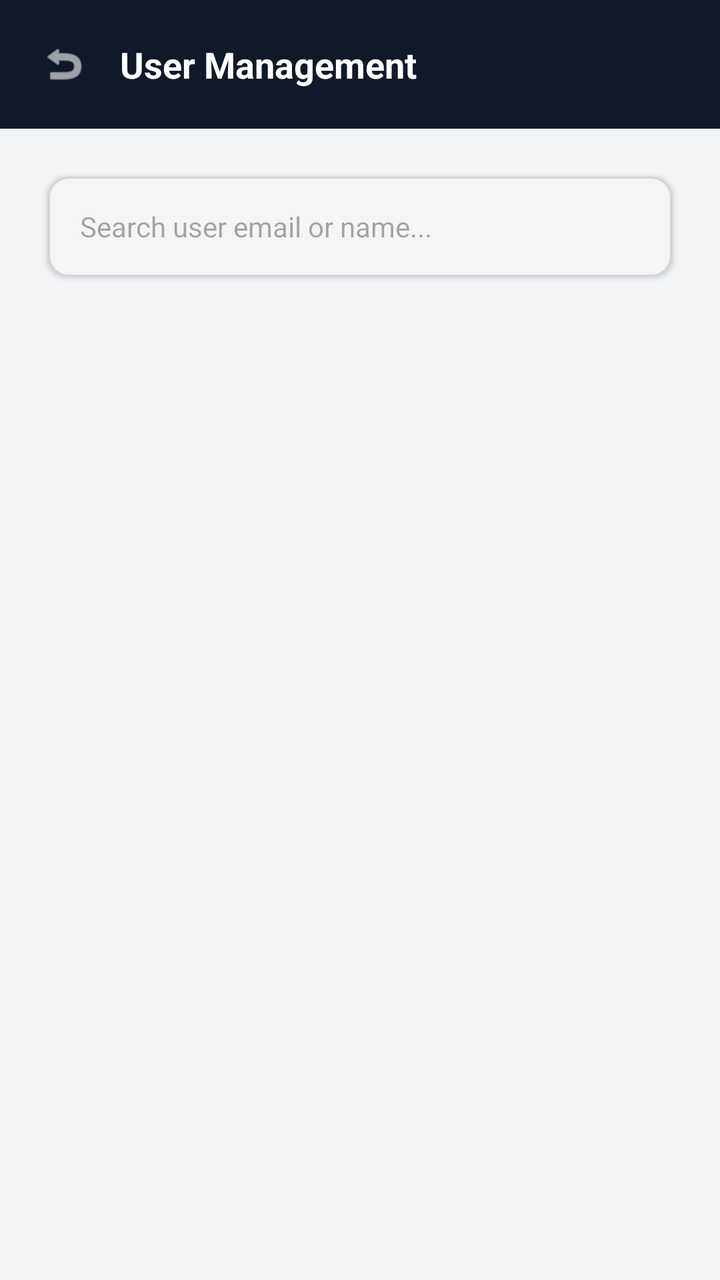
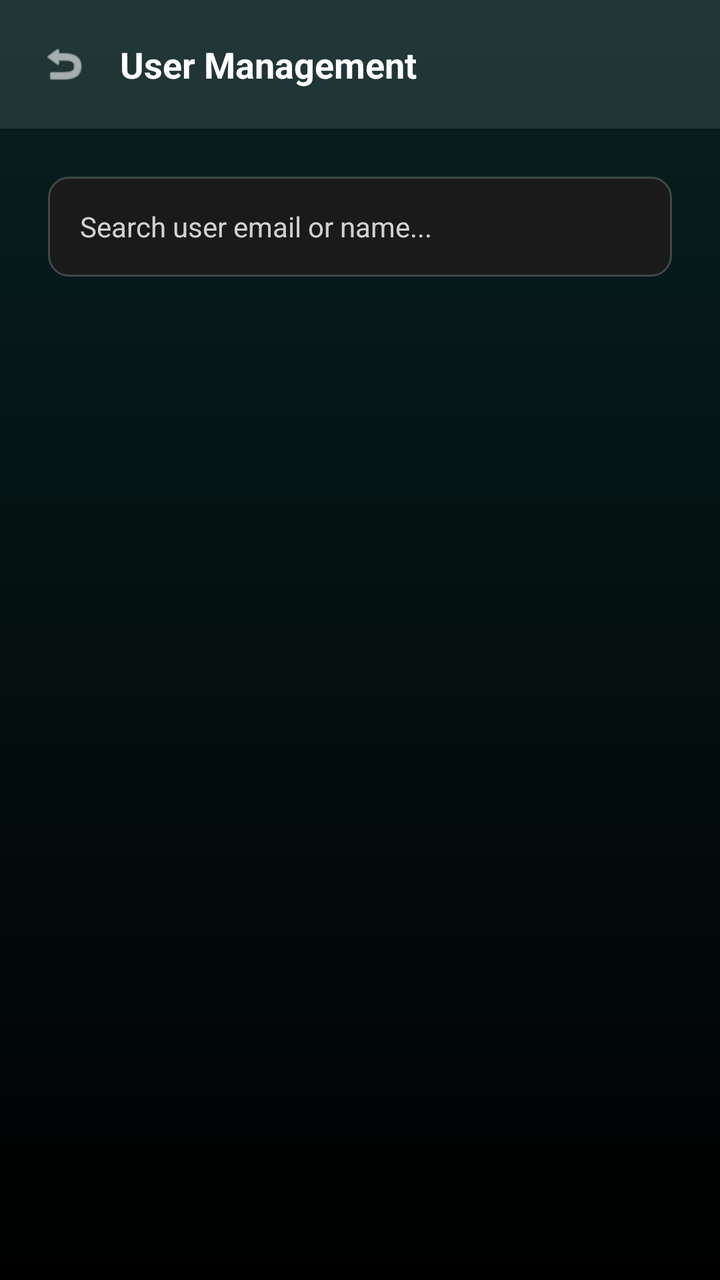

The first picture is an Android layout as it rendered before a commit; the second is the same layout after the commit. The layout source and the unified diff follow.
<!-- AndroidManifest.xml: application theme Theme.CampusConnectProject -->
<!-- res/layout/activity_manage_user.xml -->
<?xml version="1.0" encoding="utf-8"?>
<androidx.constraintlayout.widget.ConstraintLayout
    xmlns:android="http://schemas.android.com/apk/res/android"
    xmlns:app="http://schemas.android.com/apk/res-auto"
    android:layout_width="match_parent"
    android:layout_height="match_parent"
    android:background="#F3F4F6">

    <LinearLayout
        android:id="@+id/headerManageUser"
        android:layout_width="match_parent"
        android:layout_height="wrap_content"
        android:background="#111827"
        android:orientation="horizontal"
        android:padding="20dp"
        android:gravity="center_vertical"
        app:layout_constraintTop_toTopOf="parent">

        <ImageView
            android:id="@+id/btnBackManageUser"
            android:layout_width="24dp"
            android:layout_height="24dp"
            android:src="@android:drawable/ic_menu_revert"
            app:tint="#FFFFFF" />

        <TextView
            android:layout_width="wrap_content"
            android:layout_height="wrap_content"
            android:layout_marginStart="16dp"
            android:text="User Management"
            android:textColor="#FFFFFF"
            android:textSize="18sp"
            android:textStyle="bold" />
    </LinearLayout>

    <EditText
        android:id="@+id/etSearchUser"
        android:layout_width="match_parent"
        android:layout_height="50dp"
        android:layout_marginHorizontal="24dp"
        android:layout_marginTop="24dp"
        android:background="@drawable/bg_input_rounded"
        android:elevation="2dp"
        android:hint="Search user email or name..."
        android:paddingStart="16dp"
        android:textSize="14sp"
        app:layout_constraintTop_toBottomOf="@id/headerManageUser" />

    <androidx.recyclerview.widget.RecyclerView
        android:id="@+id/rvAdminUsers"
        android:layout_width="match_parent"
        android:layout_height="0dp"
        android:layout_marginTop="16dp"
        app:layout_constraintBottom_toBottomOf="parent"
        app:layout_constraintTop_toBottomOf="@id/etSearchUser" />

</androidx.constraintlayout.widget.ConstraintLayout>
<!-- resources referenced by this layout -->
<resources>
  <!-- drawable bg_input_rounded (drawable) -->
  <?xml version="1.0" encoding="utf-8"?>
  <shape xmlns:android="http://schemas.android.com/apk/res/android" android:shape="rectangle">
      <solid android:color="@color/bg_input" />
      <stroke android:width="1dp" android:color="#D1D5DB" />
      <corners android:radius="10dp" />
  </shape>
  <style name="Theme.CampusConnectProject" parent="Base.Theme.CampusConnectProject" />
  <color name="bg_input">#F5F5F5</color>
  <style name="Base.Theme.CampusConnectProject" parent="Theme.Material3.DayNight.NoActionBar">
          <item name="android:forceDarkAllowed" tools:targetApi="q">false</item>
      </style>
</resources>

<!-- the commit's change to res/layout/activity_manage_user.xml (unified diff, before → after) -->
@@ -2,15 +2,17 @@
 <androidx.constraintlayout.widget.ConstraintLayout
     xmlns:android="http://schemas.android.com/apk/res/android"
     xmlns:app="http://schemas.android.com/apk/res-auto"
+    xmlns:tools="http://schemas.android.com/tools"
     android:layout_width="match_parent"
     android:layout_height="match_parent"
-    android:background="#F3F4F6">
+    android:background="@drawable/bg_main_gradient"
+    tools:context=".ui.admin.ManageUserActivity">
 
     <LinearLayout
         android:id="@+id/headerManageUser"
         android:layout_width="match_parent"
         android:layout_height="wrap_content"
-        android:background="#111827"
+        android:background="#1AFFFFFF"
         android:orientation="horizontal"
         android:padding="20dp"
         android:gravity="center_vertical"
@@ -21,14 +23,14 @@
             android:layout_width="24dp"
             android:layout_height="24dp"
             android:src="@android:drawable/ic_menu_revert"
-            app:tint="#FFFFFF" />
+            app:tint="@color/white" />
 
         <TextView
             android:layout_width="wrap_content"
             android:layout_height="wrap_content"
             android:layout_marginStart="16dp"
             android:text="User Management"
-            android:textColor="#FFFFFF"
+            android:textColor="@color/white"
             android:textSize="18sp"
             android:textStyle="bold" />
     </LinearLayout>
@@ -40,10 +42,11 @@
         android:layout_marginHorizontal="24dp"
         android:layout_marginTop="24dp"
         android:background="@drawable/bg_input_rounded"
-        android:elevation="2dp"
         android:hint="Search user email or name..."
         android:paddingStart="16dp"
         android:textSize="14sp"
+        android:textColor="@color/white"
+        android:textColorHint="#CCFFFFFF"
         app:layout_constraintTop_toBottomOf="@id/headerManageUser" />
 
     <androidx.recyclerview.widget.RecyclerView
<!-- resource entries referenced after the edit -->
@@ -1,16 +1,35 @@
 <!-- resources referenced by this layout -->
 <resources>
+  <color name="white">#FFFFFFFF</color>
   <!-- drawable bg_input_rounded (drawable) -->
   <?xml version="1.0" encoding="utf-8"?>
   <shape xmlns:android="http://schemas.android.com/apk/res/android" android:shape="rectangle">
       <solid android:color="@color/bg_input" />
-      <stroke android:width="1dp" android:color="#D1D5DB" />
+      <stroke android:width="1dp" android:color="#33FFFFFF" />
       <corners android:radius="10dp" />
   </shape>
+  <!-- drawable bg_main_gradient (drawable) -->
+  <?xml version="1.0" encoding="utf-8"?>
+  <shape xmlns:android="http://schemas.android.com/apk/res/android"
+      android:shape="rectangle">
+      <gradient
+          android:angle="270"
+          android:endColor="@color/bg_gradient_end"
+          android:startColor="@color/bg_gradient_start"
+          android:type="linear" />
+  </shape>
   <style name="Theme.CampusConnectProject" parent="Base.Theme.CampusConnectProject" />
-  <color name="bg_input">#F5F5F5</color>
+  <color name="bg_input">#1A1A1A</color>
+  <color name="bg_gradient_end">#000000</color>
+  <color name="bg_gradient_start">#082020</color>
   <style name="Base.Theme.CampusConnectProject" parent="Theme.Material3.DayNight.NoActionBar">
+          
+          <item name="colorPrimary">@color/warna_primer</item>
+          <item name="android:statusBarColor">@color/bg_gradient_start</item>
+          <item name="android:navigationBarColor">@color/bg_gradient_end</item>
+          <item name="android:windowBackground">@drawable/bg_main_gradient</item>
           <item name="android:forceDarkAllowed" tools:targetApi="q">false</item>
       </style>
+  <color name="warna_primer">#00BFA5</color>
 </resources>
 
